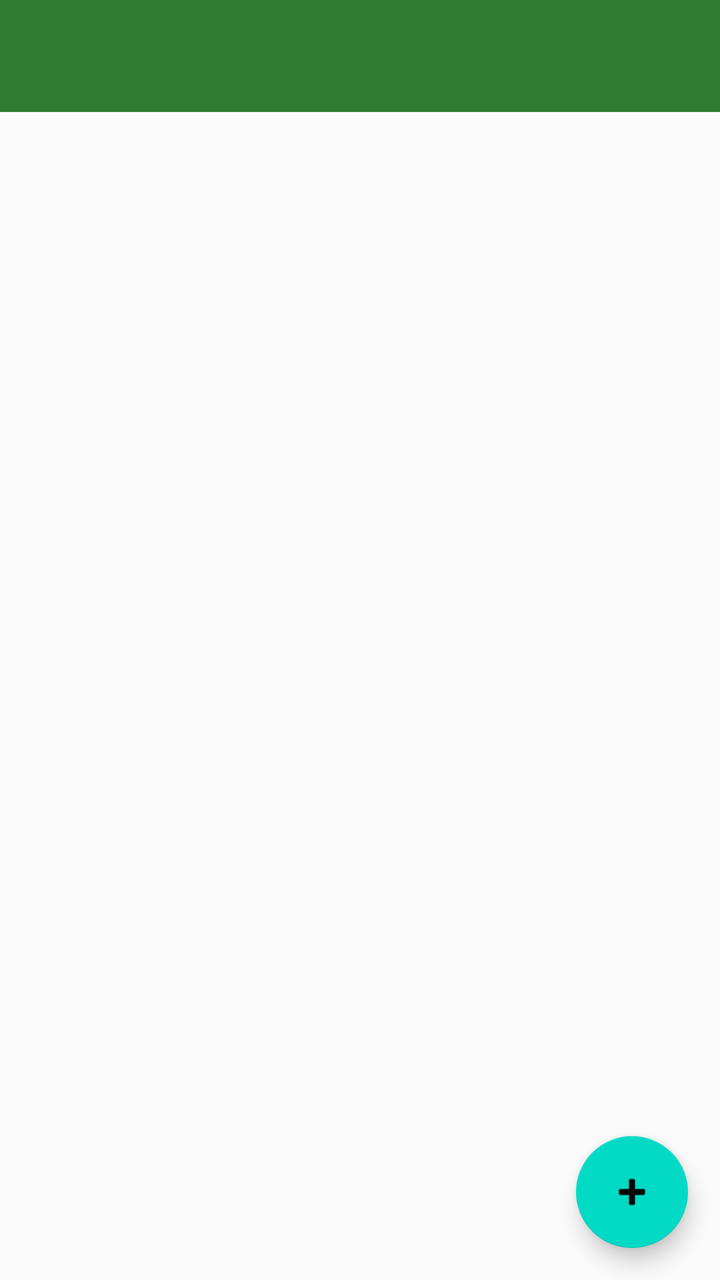
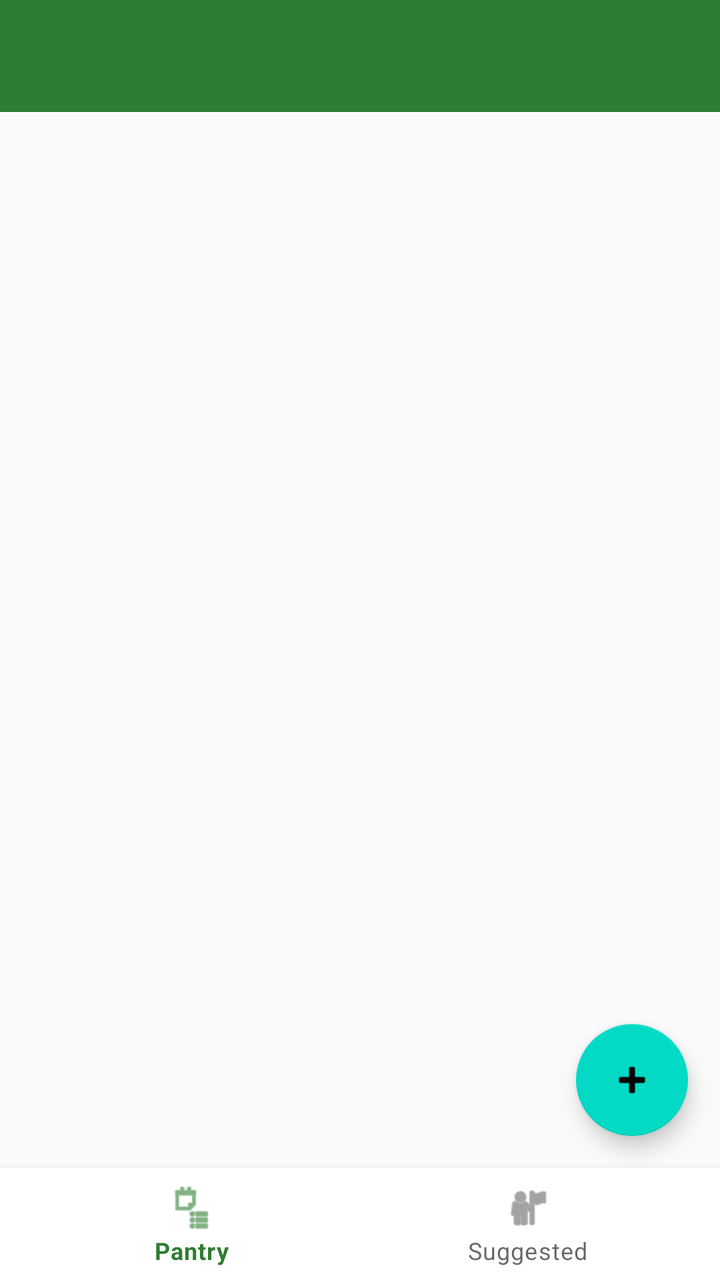

Compare the two renders of this Android layout. The source of the first and the diff that turns it into the second are given below.
<!-- AndroidManifest.xml: application theme Theme.SmartPantryManager -->
<!-- res/layout/activity_pantry_list.xml -->
<?xml version="1.0" encoding="utf-8"?>
<androidx.constraintlayout.widget.ConstraintLayout xmlns:android="http://schemas.android.com/apk/res/android"
    xmlns:app="http://schemas.android.com/apk/res-auto"
    android:layout_width="match_parent"
    android:layout_height="match_parent">

    <androidx.appcompat.widget.Toolbar
        android:id="@+id/toolbarPantry"
        android:layout_width="0dp"
        android:layout_height="?attr/actionBarSize"
        android:background="@color/primary"
        android:title="@string/app_name"
        android:titleTextColor="@android:color/white"
        app:layout_constraintTop_toTopOf="parent"
        app:layout_constraintStart_toStartOf="parent"
        app:layout_constraintEnd_toEndOf="parent" />

    <androidx.recyclerview.widget.RecyclerView
        android:id="@+id/recyclerPantry"
        android:layout_width="0dp"
        android:layout_height="0dp"
        android:clipToPadding="false"
        android:paddingBottom="80dp"
        app:layout_constraintTop_toBottomOf="@id/toolbarPantry"
        app:layout_constraintBottom_toBottomOf="parent"
        app:layout_constraintStart_toStartOf="parent"
        app:layout_constraintEnd_toEndOf="parent" />

    <TextView
        android:id="@+id/textEmptyPantry"
        android:layout_width="0dp"
        android:layout_height="wrap_content"
        android:layout_marginHorizontal="32dp"
        android:gravity="center"
        android:text="@string/empty_pantry"
        android:textColor="@color/text_secondary"
        android:visibility="gone"
        app:layout_constraintTop_toBottomOf="@id/toolbarPantry"
        app:layout_constraintBottom_toBottomOf="parent"
        app:layout_constraintStart_toStartOf="parent"
        app:layout_constraintEnd_toEndOf="parent" />

    <com.google.android.material.floatingactionbutton.FloatingActionButton
        android:id="@+id/fabAddIngredient"
        android:layout_width="wrap_content"
        android:layout_height="wrap_content"
        android:layout_marginEnd="16dp"
        android:layout_marginBottom="16dp"
        android:contentDescription="@string/title_add_ingredient"
        android:src="@android:drawable/ic_input_add"
        app:layout_constraintBottom_toBottomOf="parent"
        app:layout_constraintEnd_toEndOf="parent" />



</androidx.constraintlayout.widget.ConstraintLayout>
<!-- resources referenced by this layout -->
<resources>
  <color name="primary">#2E7D32</color>
  <color name="text_secondary">#757575</color>
  <string name="app_name">Smart Pantry Manager</string>
  <string name="empty_pantry">Your pantry is empty. Tap + to add an ingredient.</string>
  <string name="title_add_ingredient">Add Ingredient</string>
  <style name="Theme.SmartPantryManager" parent="Theme.MaterialComponents.DayNight.NoActionBar">
          <item name="colorPrimary">@color/primary</item>
          <item name="colorPrimaryDark">@color/primary_dark</item>
          <item name="colorAccent">@color/accent</item>
          <item name="android:windowBackground">@color/background</item>
      </style>
  <color name="primary_dark">#1B5E20</color>
  <color name="accent">#FF8F00</color>
  <color name="background">#FAFAFA</color>
</resources>

<!-- the commit's change to res/layout/activity_pantry_list.xml (unified diff, before → after) -->
@@ -22,7 +22,7 @@
         android:clipToPadding="false"
         android:paddingBottom="80dp"
         app:layout_constraintTop_toBottomOf="@id/toolbarPantry"
-        app:layout_constraintBottom_toBottomOf="parent"
+        app:layout_constraintBottom_toTopOf="@id/bottomNavigation"
         app:layout_constraintStart_toStartOf="parent"
         app:layout_constraintEnd_toEndOf="parent" />
 
@@ -36,7 +36,7 @@
         android:textColor="@color/text_secondary"
         android:visibility="gone"
         app:layout_constraintTop_toBottomOf="@id/toolbarPantry"
-        app:layout_constraintBottom_toBottomOf="parent"
+        app:layout_constraintBottom_toTopOf="@id/bottomNavigation"
         app:layout_constraintStart_toStartOf="parent"
         app:layout_constraintEnd_toEndOf="parent" />
 
@@ -48,9 +48,16 @@
         android:layout_marginBottom="16dp"
         android:contentDescription="@string/title_add_ingredient"
         android:src="@android:drawable/ic_input_add"
-        app:layout_constraintBottom_toBottomOf="parent"
+        app:layout_constraintBottom_toTopOf="@id/bottomNavigation"
         app:layout_constraintEnd_toEndOf="parent" />
 
-
+    <com.google.android.material.bottomnavigation.BottomNavigationView
+        android:id="@+id/bottomNavigation"
+        android:layout_width="0dp"
+        android:layout_height="wrap_content"
+        app:menu="@menu/bottom_nav_menu"
+        app:layout_constraintBottom_toBottomOf="parent"
+        app:layout_constraintStart_toStartOf="parent"
+        app:layout_constraintEnd_toEndOf="parent" />
 
 </androidx.constraintlayout.widget.ConstraintLayout>
